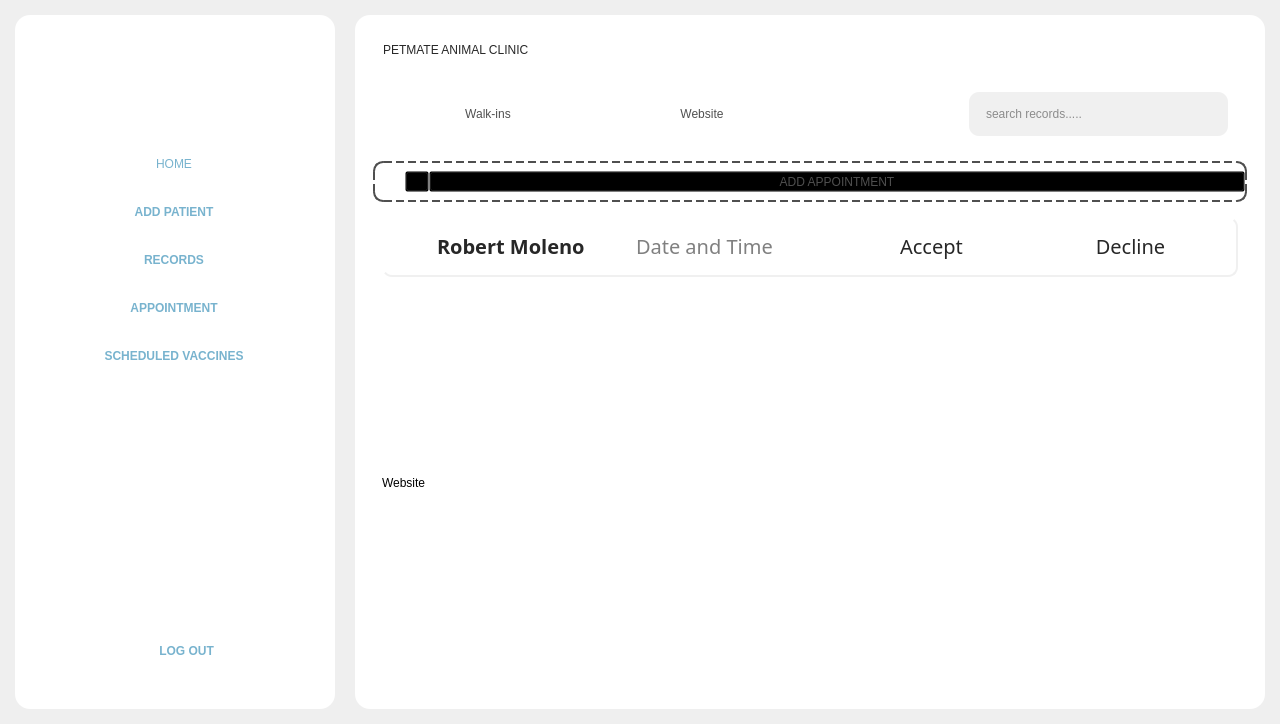
Before: the Qt Designer form Frontend/Home.ui in rmmln/Petmate-Desktop-Application, drawn with Qt 5.
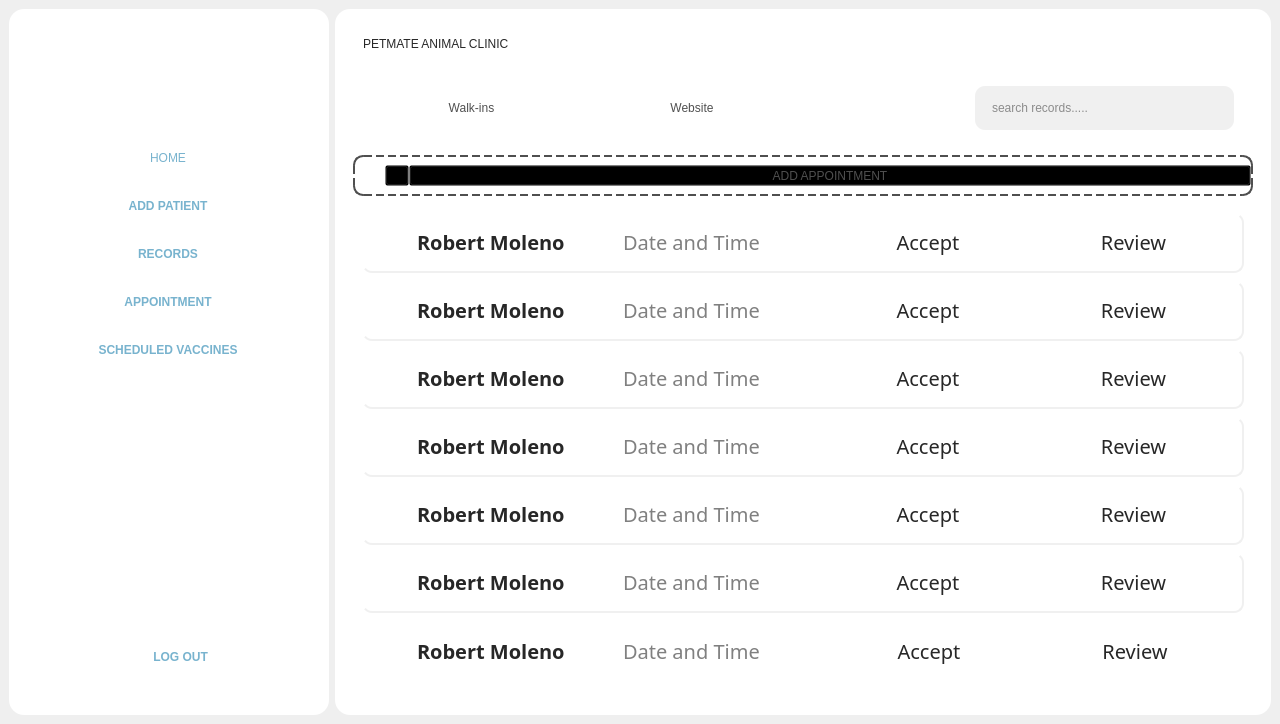
After: the same form once the commit is applied. Icons and pictures are not drawn.

Patch:
```diff
--- a/Frontend/Home.ui
+++ b/Frontend/Home.ui
@@ -61,23 +61,8 @@
 }
 </string>
    </property>
-   <layout class="QHBoxLayout" name="horizontalLayout_3">
-    <property name="spacing">
-     <number>20</number>
-    </property>
-    <property name="leftMargin">
-     <number>15</number>
-    </property>
-    <property name="topMargin">
-     <number>15</number>
-    </property>
-    <property name="rightMargin">
-     <number>15</number>
-    </property>
-    <property name="bottomMargin">
-     <number>15</number>
-    </property>
-    <item>
+   <layout class="QGridLayout" name="gridLayout_7">
+    <item row="0" column="0">
      <widget class="QFrame" name="sideNav">
       <property name="enabled">
        <bool>true</bool>
@@ -563,7 +548,7 @@
       </layout>
      </widget>
     </item>
-    <item>
+    <item row="0" column="1">
      <widget class="QFrame" name="MainContent">
       <property name="sizePolicy">
        <sizepolicy hsizetype="Expanding" vsizetype="Preferred">
@@ -3008,8 +2993,8 @@
                    <rect>
                     <x>0</x>
                     <y>0</y>
-                    <width>874</width>
-                    <height>402</height>
+                    <width>888</width>
+                    <height>472</height>
                    </rect>
                   </property>
                   <property name="styleSheet">
@@ -3118,7 +3103,7 @@
 }</string>
                         </property>
                         <property name="text">
-                         <string>Decline</string>
+                         <string>Review</string>
                         </property>
                         <property name="alignment">
                          <set>Qt::AlignmentFlag::AlignCenter</set>
@@ -3129,13 +3114,675 @@
                     </widget>
                    </item>
                    <item>
-                    <widget class="QLabel" name="label_26">
+                    <widget class="QFrame" name="frame_21">
+                     <property name="maximumSize">
+                      <size>
+                       <width>16777215</width>
+                       <height>60</height>
+                      </size>
+                     </property>
                      <property name="styleSheet">
-                      <string notr="true">color:rgb(0, 0, 0);</string>
+                      <string notr="true">#frame_21{
+	border-right: 2px solid #f0f0f0;
+    border-bottom: 2px solid #f0f0f0;
+    border-radius: 10px;
+}
+</string>
                      </property>
-                     <property name="text">
-                      <string>Website</string>
+                     <property name="frameShape">
+                      <enum>QFrame::Shape::StyledPanel</enum>
                      </property>
+                     <property name="frameShadow">
+                      <enum>QFrame::Shadow::Raised</enum>
+                     </property>
+                     <layout class="QHBoxLayout" name="horizontalLayout_31">
+                      <item>
+                       <widget class="QLabel" name="label_66">
+                        <property name="maximumSize">
+                         <size>
+                          <width>40</width>
+                          <height>40</height>
+                         </size>
+                        </property>
+                        <property name="styleSheet">
+                         <string notr="true"/>
+                        </property>
+                        <property name="text">
+                         <string/>
+                        </property>
+                        <property name="pixmap">
+                         <pixmap resource="resource.qrc">:/Icons/Icons/UserIcon.png</pixmap>
+                        </property>
+                        <property name="scaledContents">
+                         <bool>true</bool>
+                        </property>
+                       </widget>
+                      </item>
+                      <item>
+                       <widget class="QLabel" name="label_67">
+                        <property name="styleSheet">
+                         <string notr="true">color: #272727;
+font: bold 20px Montserrat;
+</string>
+                        </property>
+                        <property name="text">
+                         <string>Robert Moleno</string>
+                        </property>
+                       </widget>
+                      </item>
+                      <item>
+                       <widget class="QLabel" name="label_68">
+                        <property name="styleSheet">
+                         <string notr="true">color: gray;
+font: 20px Montserrat;</string>
+                        </property>
+                        <property name="text">
+                         <string>Date and Time</string>
+                        </property>
+                       </widget>
+                      </item>
+                      <item>
+                       <widget class="QLabel" name="label_69">
+                        <property name="styleSheet">
+                         <string notr="true">#label_69{
+color: #272727;
+font: 20px Montserrat;
+border-radius: 10px;
+}
+#label_69:hover{
+background-color: #81BFDA;
+border-radius: 10px;
+}</string>
+                        </property>
+                        <property name="text">
+                         <string>Accept</string>
+                        </property>
+                        <property name="alignment">
+                         <set>Qt::AlignmentFlag::AlignCenter</set>
+                        </property>
+                       </widget>
+                      </item>
+                      <item>
+                       <widget class="QLabel" name="label_70">
+                        <property name="styleSheet">
+                         <string notr="true">#label_70{
+color: #272727;
+font: 20px Montserrat;
+}
+#label_70:hover{
+background-color: #FCD597;
+border-radius: 10px;
+}</string>
+                        </property>
+                        <property name="text">
+                         <string>Review</string>
+                        </property>
+                        <property name="alignment">
+                         <set>Qt::AlignmentFlag::AlignCenter</set>
+                        </property>
+                       </widget>
+                      </item>
+                     </layout>
+                    </widget>
+                   </item>
+                   <item>
+                    <widget class="QFrame" name="frame_22">
+                     <property name="maximumSize">
+                      <size>
+                       <width>16777215</width>
+                       <height>60</height>
+                      </size>
+                     </property>
+                     <property name="styleSheet">
+                      <string notr="true">#frame_22{
+	border-right: 2px solid #f0f0f0;
+    border-bottom: 2px solid #f0f0f0;
+    border-radius: 10px;
+}
+</string>
+                     </property>
+                     <property name="frameShape">
+                      <enum>QFrame::Shape::StyledPanel</enum>
+                     </property>
+                     <property name="frameShadow">
+                      <enum>QFrame::Shadow::Raised</enum>
+                     </property>
+                     <layout class="QHBoxLayout" name="horizontalLayout_32">
+                      <item>
+                       <widget class="QLabel" name="label_71">
+                        <property name="maximumSize">
+                         <size>
+                          <width>40</width>
+                          <height>40</height>
+                         </size>
+                        </property>
+                        <property name="styleSheet">
+                         <string notr="true"/>
+                        </property>
+                        <property name="text">
+                         <string/>
+                        </property>
+                        <property name="pixmap">
+                         <pixmap resource="resource.qrc">:/Icons/Icons/UserIcon.png</pixmap>
+                        </property>
+                        <property name="scaledContents">
+                         <bool>true</bool>
+                        </property>
+                       </widget>
+                      </item>
+                      <item>
+                       <widget class="QLabel" name="label_72">
+                        <property name="styleSheet">
+                         <string notr="true">color: #272727;
+font: bold 20px Montserrat;
+</string>
+                        </property>
+                        <property name="text">
+                         <string>Robert Moleno</string>
+                        </property>
+                       </widget>
+                      </item>
+                      <item>
+                       <widget class="QLabel" name="label_73">
+                        <property name="styleSheet">
+                         <string notr="true">color: gray;
+font: 20px Montserrat;</string>
+                        </property>
+                        <property name="text">
+                         <string>Date and Time</string>
+                        </property>
+                       </widget>
+                      </item>
+                      <item>
+                       <widget class="QLabel" name="label_74">
+                        <property name="styleSheet">
+                         <string notr="true">#label_74{
+color: #272727;
+font: 20px Montserrat;
+border-radius: 10px;
+}
+#label_74:hover{
+background-color: #81BFDA;
+border-radius: 10px;
+}</string>
+                        </property>
+                        <property name="text">
+                         <string>Accept</string>
+                        </property>
+                        <property name="alignment">
+                         <set>Qt::AlignmentFlag::AlignCenter</set>
+                        </property>
+                       </widget>
+                      </item>
+                      <item>
+                       <widget class="QLabel" name="label_75">
+                        <property name="styleSheet">
+                         <string notr="true">#label_75{
+color: #272727;
+font: 20px Montserrat;
+}
+#label_75:hover{
+background-color: #FCD597;
+border-radius: 10px;
+}</string>
+                        </property>
+                        <property name="text">
+                         <string>Review</string>
+                        </property>
+                        <property name="alignment">
+                         <set>Qt::AlignmentFlag::AlignCenter</set>
+                        </property>
+                       </widget>
+                      </item>
+                     </layout>
+                    </widget>
+                   </item>
+                   <item>
+                    <widget class="QFrame" name="frame_23">
+                     <property name="maximumSize">
+                      <size>
+                       <width>16777215</width>
+                       <height>60</height>
+                      </size>
+                     </property>
+                     <property name="styleSheet">
+                      <string notr="true">#frame_23{
+	border-right: 2px solid #f0f0f0;
+    border-bottom: 2px solid #f0f0f0;
+    border-radius: 10px;
+}
+</string>
+                     </property>
+                     <property name="frameShape">
+                      <enum>QFrame::Shape::StyledPanel</enum>
+                     </property>
+                     <property name="frameShadow">
+                      <enum>QFrame::Shadow::Raised</enum>
+                     </property>
+                     <layout class="QHBoxLayout" name="horizontalLayout_33">
+                      <item>
+                       <widget class="QLabel" name="label_76">
+                        <property name="maximumSize">
+                         <size>
+                          <width>40</width>
+                          <height>40</height>
+                         </size>
+                        </property>
+                        <property name="styleSheet">
+                         <string notr="true"/>
+                        </property>
+                        <property name="text">
+                         <string/>
+                        </property>
+                        <property name="pixmap">
+                         <pixmap resource="resource.qrc">:/Icons/Icons/UserIcon.png</pixmap>
+                        </property>
+                        <property name="scaledContents">
+                         <bool>true</bool>
+                        </property>
+                       </widget>
+                      </item>
+                      <item>
+                       <widget class="QLabel" name="label_77">
+                        <property name="styleSheet">
+                         <string notr="true">color: #272727;
+font: bold 20px Montserrat;
+</string>
+                        </property>
+                        <property name="text">
+                         <string>Robert Moleno</string>
+                        </property>
+                       </widget>
+                      </item>
+                      <item>
+                       <widget class="QLabel" name="label_78">
+                        <property name="styleSheet">
+                         <string notr="true">color: gray;
+font: 20px Montserrat;</string>
+                        </property>
+                        <property name="text">
+                         <string>Date and Time</string>
+                        </property>
+                       </widget>
+                      </item>
+                      <item>
+                       <widget class="QLabel" name="label_79">
+                        <property name="styleSheet">
+                         <string notr="true">#label_79{
+color: #272727;
+font: 20px Montserrat;
+border-radius: 10px;
+}
+#label_79:hover{
+background-color: #81BFDA;
+border-radius: 10px;
+}</string>
+                        </property>
+                        <property name="text">
+                         <string>Accept</string>
+                        </property>
+                        <property name="alignment">
+                         <set>Qt::AlignmentFlag::AlignCenter</set>
+                        </property>
+                       </widget>
+                      </item>
+                      <item>
+                       <widget class="QLabel" name="label_80">
+                        <property name="styleSheet">
+                         <string notr="true">#label_80{
+color: #272727;
+font: 20px Montserrat;
+}
+#label_80:hover{
+background-color: #FCD597;
+border-radius: 10px;
+}</string>
+                        </property>
+                        <property name="text">
+                         <string>Review</string>
+                        </property>
+                        <property name="alignment">
+                         <set>Qt::AlignmentFlag::AlignCenter</set>
+                        </property>
+                       </widget>
+                      </item>
+                     </layout>
+                    </widget>
+                   </item>
+                   <item>
+                    <widget class="QFrame" name="frame_24">
+                     <property name="maximumSize">
+                      <size>
+                       <width>16777215</width>
+                       <height>60</height>
+                      </size>
+                     </property>
+                     <property name="styleSheet">
+                      <string notr="true">#frame_24{
+	border-right: 2px solid #f0f0f0;
+    border-bottom: 2px solid #f0f0f0;
+    border-radius: 10px;
+}
+</string>
+                     </property>
+                     <property name="frameShape">
+                      <enum>QFrame::Shape::StyledPanel</enum>
+                     </property>
+                     <property name="frameShadow">
+                      <enum>QFrame::Shadow::Raised</enum>
+                     </property>
+                     <layout class="QHBoxLayout" name="horizontalLayout_34">
+                      <item>
+                       <widget class="QLabel" name="label_81">
+                        <property name="maximumSize">
+                         <size>
+                          <width>40</width>
+                          <height>40</height>
+                         </size>
+                        </property>
+                        <property name="styleSheet">
+                         <string notr="true"/>
+                        </property>
+                        <property name="text">
+                         <string/>
+                        </property>
+                        <property name="pixmap">
+                         <pixmap resource="resource.qrc">:/Icons/Icons/UserIcon.png</pixmap>
+                        </property>
+                        <property name="scaledContents">
+                         <bool>true</bool>
+                        </property>
+                       </widget>
+                      </item>
+                      <item>
+                       <widget class="QLabel" name="label_82">
+                        <property name="styleSheet">
+                         <string notr="true">color: #272727;
+font: bold 20px Montserrat;
+</string>
+                        </property>
+                        <property name="text">
+                         <string>Robert Moleno</string>
+                        </property>
+                       </widget>
+                      </item>
+                      <item>
+                       <widget class="QLabel" name="label_83">
+                        <property name="styleSheet">
+                         <string notr="true">color: gray;
+font: 20px Montserrat;</string>
+                        </property>
+                        <property name="text">
+                         <string>Date and Time</string>
+                        </property>
+                       </widget>
+                      </item>
+                      <item>
+                       <widget class="QLabel" name="label_84">
+                        <property name="styleSheet">
+                         <string notr="true">#label_84{
+color: #272727;
+font: 20px Montserrat;
+border-radius: 10px;
+}
+#label_84:hover{
+background-color: #81BFDA;
+border-radius: 10px;
+}</string>
+                        </property>
+                        <property name="text">
+                         <string>Accept</string>
+                        </property>
+                        <property name="alignment">
+                         <set>Qt::AlignmentFlag::AlignCenter</set>
+                        </property>
+                       </widget>
+                      </item>
+                      <item>
+                       <widget class="QLabel" name="label_85">
+                        <property name="styleSheet">
+                         <string notr="true">#label_85{
+color: #272727;
+font: 20px Montserrat;
+}
+#label_85:hover{
+background-color: #FCD597;
+border-radius: 10px;
+}</string>
+                        </property>
+                        <property name="text">
+                         <string>Review</string>
+                        </property>
+                        <property name="alignment">
+                         <set>Qt::AlignmentFlag::AlignCenter</set>
+                        </property>
+                       </widget>
+                      </item>
+                     </layout>
+                    </widget>
+                   </item>
+                   <item>
+                    <widget class="QFrame" name="frame_25">
+                     <property name="maximumSize">
+                      <size>
+                       <width>16777215</width>
+                       <height>60</height>
+                      </size>
+                     </property>
+                     <property name="styleSheet">
+                      <string notr="true">#frame_25{
+	border-right: 2px solid #f0f0f0;
+    border-bottom: 2px solid #f0f0f0;
+    border-radius: 10px;
+}
+</string>
+                     </property>
+                     <property name="frameShape">
+                      <enum>QFrame::Shape::StyledPanel</enum>
+                     </property>
+                     <property name="frameShadow">
+                      <enum>QFrame::Shadow::Raised</enum>
+                     </property>
+                     <layout class="QHBoxLayout" name="horizontalLayout_35">
+                      <item>
+                       <widget class="QLabel" name="label_86">
+                        <property name="maximumSize">
+                         <size>
+                          <width>40</width>
+                          <height>40</height>
+                         </size>
+                        </property>
+                        <property name="styleSheet">
+                         <string notr="true"/>
+                        </property>
+                        <property name="text">
+                         <string/>
+                        </property>
+                        <property name="pixmap">
+                         <pixmap resource="resource.qrc">:/Icons/Icons/UserIcon.png</pixmap>
+                        </property>
+                        <property name="scaledContents">
+                         <bool>true</bool>
+                        </property>
+                       </widget>
+                      </item>
+                      <item>
+                       <widget class="QLabel" name="label_87">
+                        <property name="styleSheet">
+                         <string notr="true">color: #272727;
+font: bold 20px Montserrat;
+</string>
+                        </property>
+                        <property name="text">
+                         <string>Robert Moleno</string>
+                        </property>
+                       </widget>
+                      </item>
+                      <item>
+                       <widget class="QLabel" name="label_88">
+                        <property name="styleSheet">
+                         <string notr="true">color: gray;
+font: 20px Montserrat;</string>
+                        </property>
+                        <property name="text">
+                         <string>Date and Time</string>
+                        </property>
+                       </widget>
+                      </item>
+                      <item>
+                       <widget class="QLabel" name="label_89">
+                        <property name="styleSheet">
+                         <string notr="true">#label_89{
+color: #272727;
+font: 20px Montserrat;
+border-radius: 10px;
+}
+#label_89:hover{
+background-color: #81BFDA;
+border-radius: 10px;
+}</string>
+                        </property>
+                        <property name="text">
+                         <string>Accept</string>
+                        </property>
+                        <property name="alignment">
+                         <set>Qt::AlignmentFlag::AlignCenter</set>
+                        </property>
+                       </widget>
+                      </item>
+                      <item>
+                       <widget class="QLabel" name="label_90">
+                        <property name="styleSheet">
+                         <string notr="true">#label_90{
+color: #272727;
+font: 20px Montserrat;
+}
+#label_90:hover{
+background-color: #FCD597;
+border-radius: 10px;
+}</string>
+                        </property>
+                        <property name="text">
+                         <string>Review</string>
+                        </property>
+                        <property name="alignment">
+                         <set>Qt::AlignmentFlag::AlignCenter</set>
+                        </property>
+                       </widget>
+                      </item>
+                     </layout>
+                    </widget>
+                   </item>
+                   <item>
+                    <widget class="QFrame" name="frame_26">
+                     <property name="maximumSize">
+                      <size>
+                       <width>16777215</width>
+                       <height>60</height>
+                      </size>
+                     </property>
+                     <property name="styleSheet">
+                      <string notr="true">#frame_25{
+	border-right: 2px solid #f0f0f0;
+    border-bottom: 2px solid #f0f0f0;
+    border-radius: 10px;
+}
+</string>
+                     </property>
+                     <property name="frameShape">
+                      <enum>QFrame::Shape::StyledPanel</enum>
+                     </property>
+                     <property name="frameShadow">
+                      <enum>QFrame::Shadow::Raised</enum>
+                     </property>
+                     <layout class="QHBoxLayout" name="horizontalLayout_36">
+                      <item>
+                       <widget class="QLabel" name="label_91">
+                        <property name="maximumSize">
+                         <size>
+                          <width>40</width>
+                          <height>40</height>
+                         </size>
+                        </property>
+                        <property name="styleSheet">
+                         <string notr="true"/>
+                        </property>
+                        <property name="text">
+                         <string/>
+                        </property>
+                        <property name="pixmap">
+                         <pixmap resource="resource.qrc">:/Icons/Icons/UserIcon.png</pixmap>
+                        </property>
+                        <property name="scaledContents">
+                         <bool>true</bool>
+                        </property>
+                       </widget>
+                      </item>
+                      <item>
+                       <widget class="QLabel" name="label_92">
+                        <property name="styleSheet">
+                         <string notr="true">color: #272727;
+font: bold 20px Montserrat;
+</string>
+                        </property>
+                        <property name="text">
+                         <string>Robert Moleno</string>
+                        </property>
+                       </widget>
+                      </item>
+                      <item>
+                       <widget class="QLabel" name="label_93">
+                        <property name="styleSheet">
+                         <string notr="true">color: gray;
+font: 20px Montserrat;</string>
+                        </property>
+                        <property name="text">
+                         <string>Date and Time</string>
+                        </property>
+                       </widget>
+                      </item>
+                      <item>
+                       <widget class="QLabel" name="label_94">
+                        <property name="styleSheet">
+                         <string notr="true">#label_94{
+color: #272727;
+font: 20px Montserrat;
+border-radius: 10px;
+}
+#label_94:hover{
+background-color: #81BFDA;
+border-radius: 10px;
+}</string>
+                        </property>
+                        <property name="text">
+                         <string>Accept</string>
+                        </property>
+                        <property name="alignment">
+                         <set>Qt::AlignmentFlag::AlignCenter</set>
+                        </property>
+                       </widget>
+                      </item>
+                      <item>
+                       <widget class="QLabel" name="label_95">
+                        <property name="styleSheet">
+                         <string notr="true">#label_95{
+color: #272727;
+font: 20px Montserrat;
+}
+#label_95:hover{
+background-color: #FCD597;
+border-radius: 10px;
+}</string>
+                        </property>
+                        <property name="text">
+                         <string>Review</string>
+                        </property>
+                        <property name="alignment">
+                         <set>Qt::AlignmentFlag::AlignCenter</set>
+                        </property>
+                       </widget>
+                      </item>
+                     </layout>
                     </widget>
                    </item>
                   </layout>
```
Left out of the diff: 12 changed lines with no effect on the pictures.
